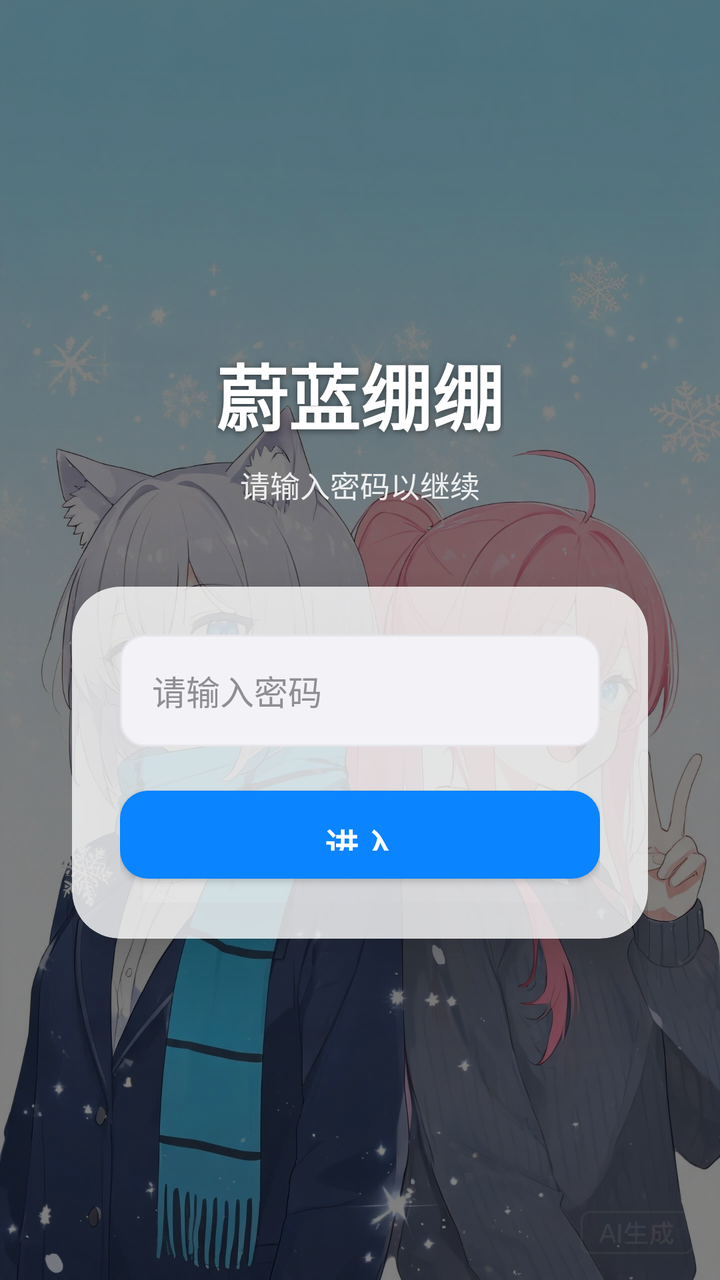
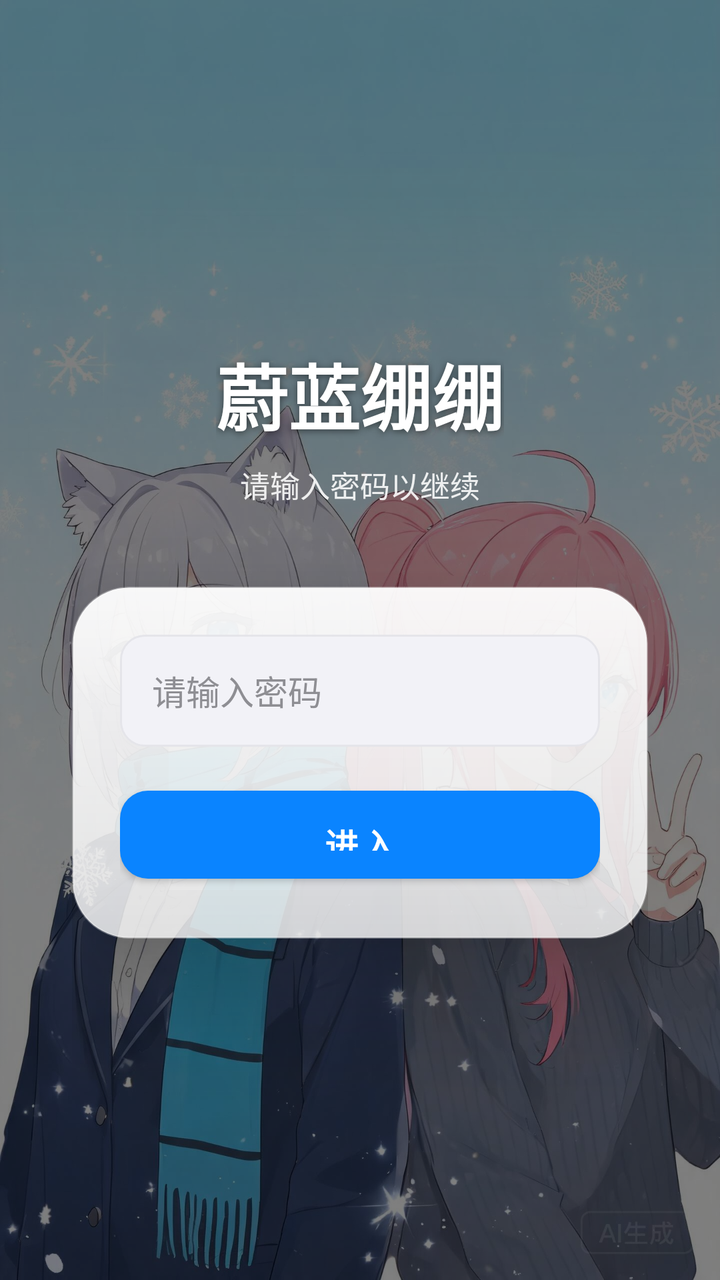

Screens rendered from an Android XML layout before and after an edit, with the pre-edit source and the edit as a unified diff.
<!-- AndroidManifest.xml: activity theme Theme.WeilanBengBeng.Fullscreen -->
<!-- res/layout/activity_main.xml -->
<?xml version="1.0" encoding="utf-8"?>
<FrameLayout xmlns:android="http://schemas.android.com/apk/res/android"
    android:layout_width="match_parent"
    android:layout_height="match_parent"
    android:background="@color/ios_black">

    <ImageView
        android:layout_width="match_parent"
        android:layout_height="match_parent"
        android:scaleType="centerCrop"
        android:src="@drawable/bg_main" />

    <View
        android:layout_width="match_parent"
        android:layout_height="match_parent"
        android:background="@color/scrim" />

    <LinearLayout
        android:layout_width="match_parent"
        android:layout_height="match_parent"
        android:gravity="center"
        android:orientation="vertical"
        android:paddingHorizontal="36dp">

        <TextView
            android:layout_width="wrap_content"
            android:layout_height="wrap_content"
            android:text="@string/app_name"
            android:textColor="@color/ios_white"
            android:textSize="36sp"
            android:textStyle="bold"
            android:shadowColor="#80000000"
            android:shadowDx="0"
            android:shadowDy="2"
            android:shadowRadius="8"
            android:layout_marginBottom="8dp" />

        <TextView
            android:layout_width="wrap_content"
            android:layout_height="wrap_content"
            android:text="请输入密码以继续"
            android:textColor="#E0FFFFFF"
            android:textSize="15sp"
            android:layout_marginBottom="40dp" />

        <androidx.cardview.widget.CardView
            android:layout_width="match_parent"
            android:layout_height="wrap_content"
            app:cardBackgroundColor="#CCFFFFFF"
            app:cardCornerRadius="24dp"
            app:cardElevation="24dp"
            app:cardUseCompatPadding="false"
            xmlns:app="http://schemas.android.com/apk/res-auto">

            <LinearLayout
                android:layout_width="match_parent"
                android:layout_height="wrap_content"
                android:orientation="vertical"
                android:padding="24dp">

                <EditText
                    android:id="@+id/et_password"
                    android:layout_width="match_parent"
                    android:layout_height="56dp"
                    android:background="@drawable/ios_input_bg"
                    android:hint="@string/password_hint"
                    android:inputType="textPassword"
                    android:maxLines="1"
                    android:paddingHorizontal="16dp"
                    android:textColor="@color/text_primary"
                    android:textColorHint="@color/text_secondary"
                    android:textSize="17sp"
                    android:gravity="center_vertical" />

                <com.google.android.material.button.MaterialButton
                    android:id="@+id/btn_enter"
                    style="@style/iOSButton"
                    android:layout_width="match_parent"
                    android:layout_height="56dp"
                    android:layout_marginTop="16dp"
                    android:text="@string/enter" />

                <TextView
                    android:id="@+id/tv_error"
                    android:layout_width="wrap_content"
                    android:layout_height="wrap_content"
                    android:layout_gravity="center_horizontal"
                    android:layout_marginTop="12dp"
                    android:textColor="@color/ios_red"
                    android:textSize="14sp"
                    android:visibility="gone" />

            </LinearLayout>
        </androidx.cardview.widget.CardView>

    </LinearLayout>

</FrameLayout>
<!-- resources referenced by this layout -->
<resources>
  <color name="ios_black">#000000</color>
  <color name="ios_red">#FF3B30</color>
  <color name="ios_white">#FFFFFF</color>
  <color name="scrim">#80000000</color>
  <color name="text_primary">#1C1C1E</color>
  <color name="text_secondary">#8E8E93</color>
  <!-- drawable bg_main: jpg bitmap (drawable, 345353 bytes) -->
  <!-- drawable ios_input_bg (drawable) -->
  <?xml version="1.0" encoding="utf-8"?>
  <shape xmlns:android="http://schemas.android.com/apk/res/android"
      android:shape="rectangle">
      <solid android:color="#F2F2F7" />
      <corners android:radius="12dp" />
      <stroke android:width="1dp" android:color="#E5E5EA" />
  </shape>
  <string name="app_name">蔚蓝绷绷</string>
  <string name="enter">进入</string>
  <string name="password_hint">请输入密码</string>
  <style name="iOSButton" parent="Widget.MaterialComponents.Button">
          <item name="android:textAllCaps">false</item>
          <item name="android:textSize">17sp</item>
          <item name="android:textStyle">bold</item>
          <item name="android:textColor">@color/ios_white</item>
          <item name="backgroundTint">@color/ios_blue</item>
          <item name="cornerRadius">14dp</item>
          <item name="android:paddingTop">14dp</item>
          <item name="android:paddingBottom">14dp</item>
          <item name="elevation">0dp</item>
      </style>
  <style name="Theme.WeilanBengBeng.Fullscreen" parent="Theme.WeilanBengBeng">
          <item name="android:windowFullscreen">true</item>
          <item name="android:windowContentOverlay">@null</item>
          <item name="android:windowNoTitle">true</item>
          <item name="android:windowBackground">@android:color/black</item>
          <item name="android:windowTranslucentStatus">false</item>
          <item name="android:windowTranslucentNavigation">false</item>
          <item name="android:windowLayoutInDisplayCutoutMode">shortEdges</item>
      </style>
  <color name="ios_blue">#0A84FF</color>
  <style name="Theme.WeilanBengBeng" parent="Theme.MaterialComponents.DayNight.NoActionBar">
          <item name="colorPrimary">@color/ios_blue</item>
          <item name="colorPrimaryVariant">@color/ios_blue_dark</item>
          <item name="colorOnPrimary">@color/ios_white</item>
          <item name="android:statusBarColor">@android:color/transparent</item>
          <item name="android:navigationBarColor">@android:color/transparent</item>
          <item name="android:windowLightStatusBar">true</item>
      </style>
  <color name="ios_blue_dark">#0066CC</color>
</resources>

<!-- the commit's change to res/layout/activity_main.xml (unified diff, before → after) -->
@@ -46,15 +46,16 @@
         <androidx.cardview.widget.CardView
             android:layout_width="match_parent"
             android:layout_height="wrap_content"
-            app:cardBackgroundColor="#CCFFFFFF"
-            app:cardCornerRadius="24dp"
-            app:cardElevation="24dp"
+            app:cardBackgroundColor="@android:color/transparent"
+            app:cardCornerRadius="28dp"
+            app:cardElevation="32dp"
             app:cardUseCompatPadding="false"
             xmlns:app="http://schemas.android.com/apk/res-auto">
 
             <LinearLayout
                 android:layout_width="match_parent"
                 android:layout_height="wrap_content"
+                android:background="@drawable/glass_card"
                 android:orientation="vertical"
                 android:padding="24dp">
 
<!-- resource entries referenced after the edit -->
@@ -7,6 +7,17 @@
   <color name="text_primary">#1C1C1E</color>
   <color name="text_secondary">#8E8E93</color>
   <!-- drawable bg_main: jpg bitmap (drawable, 345353 bytes) -->
+  <!-- drawable glass_card (drawable) -->
+  <?xml version="1.0" encoding="utf-8"?>
+  <shape xmlns:android="http://schemas.android.com/apk/res/android"
+      android:shape="rectangle">
+      <gradient
+          android:startColor="#F2FFFFFF"
+          android:endColor="#CCFFFFFF"
+          android:angle="270" />
+      <corners android:radius="28dp" />
+      <stroke android:width="1dp" android:color="#4DFFFFFF" />
+  </shape>
   <!-- drawable ios_input_bg (drawable) -->
   <?xml version="1.0" encoding="utf-8"?>
   <shape xmlns:android="http://schemas.android.com/apk/res/android"
